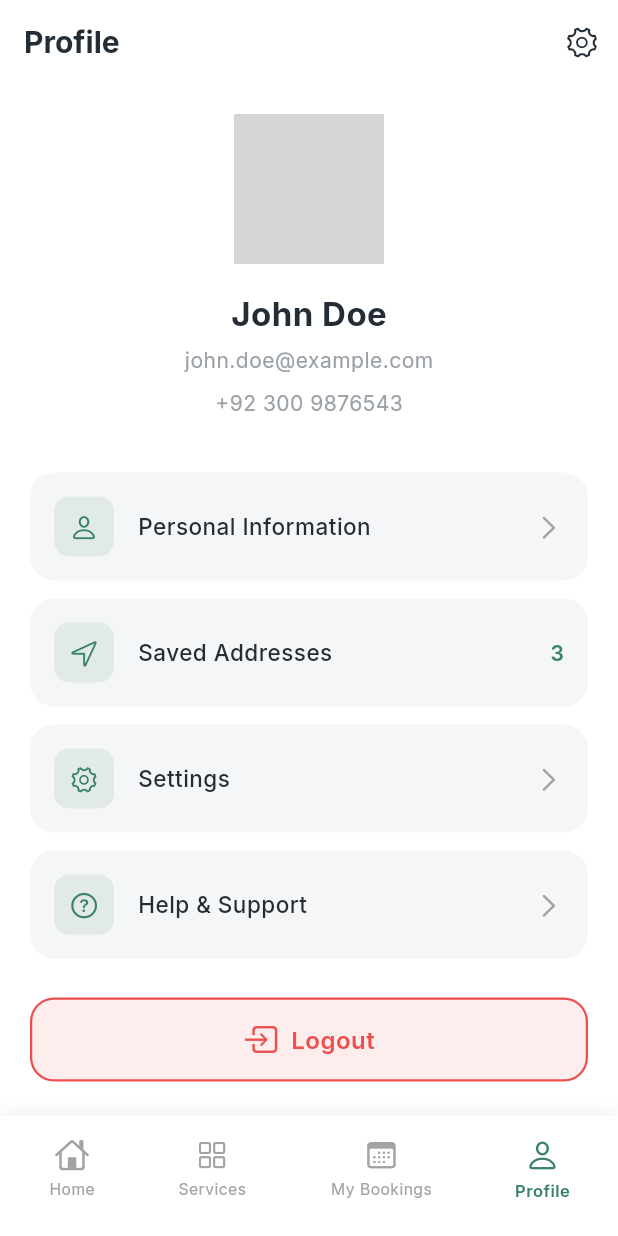
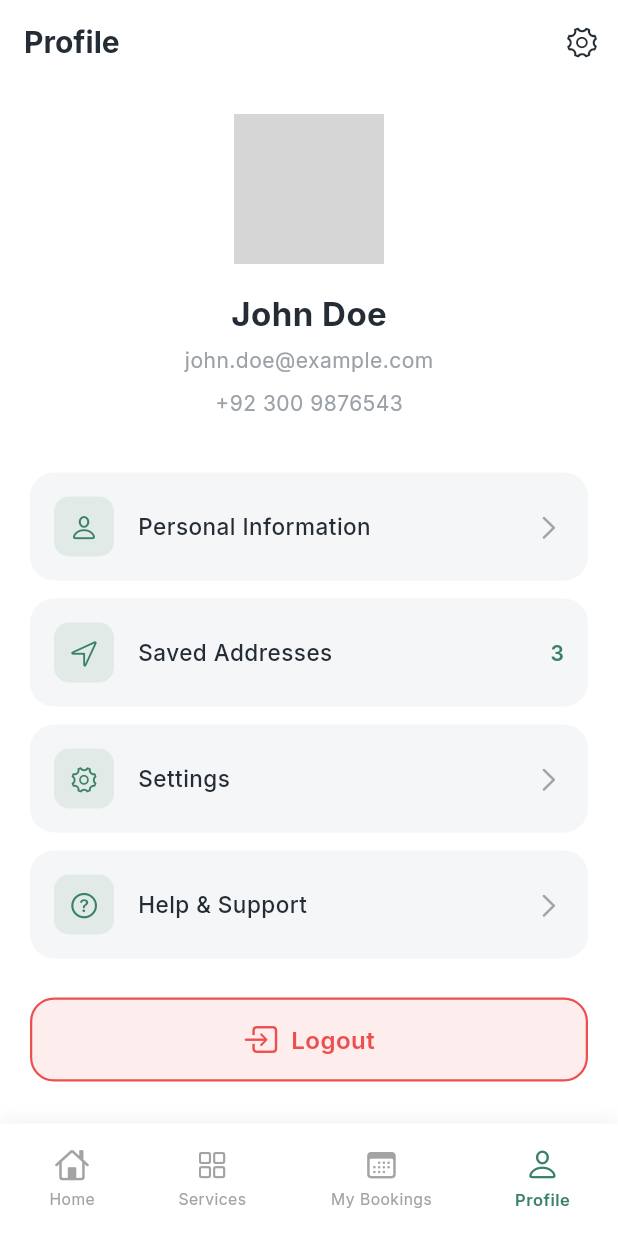
Before and after one commit to FahadQasim283/repairkaro, a Flutter app: the screen it shows after launch, item 4 of the bottom bar chosen, on a phone screen of 412 x 824 dp. Run offline on Flutter 3.47's test engine with Material 3 defaults, Android fonts, the phone set to English and light mode, and no system bars; our stand-ins replace carousel_slider, go_router, google_fonts; network calls fail; grey boxes are pictures that could not be loaded.

Commit message:
fix: Adjust bottom navigation bar height and padding for improved layout

```diff
--- a/lib/app.dart
+++ b/lib/app.dart
@@ -8,6 +8,7 @@ class Densat extends StatelessWidget {
   @override
   Widget build(BuildContext context) {
     return MaterialApp.router(
+      debugShowCheckedModeBanner: false,
       title: 'Densat',
       theme: AppTheme.lightTheme,
       routerConfig: RouteGenerator.router,
--- a/lib/presentation/main_tab/main_tab_screen.dart
+++ b/lib/presentation/main_tab/main_tab_screen.dart
@@ -30,7 +30,7 @@ class _MainTabScreenState extends State<MainTabScreen> {
     return Scaffold(
       body: IndexedStack(index: _currentIndex, children: _screens),
       bottomNavigationBar: Container(
-        height: 80,
+        height: 75,
         decoration: BoxDecoration(
           color: Colors.white,
           boxShadow: [
@@ -42,7 +42,7 @@ class _MainTabScreenState extends State<MainTabScreen> {
           ],
         ),
         child: Padding(
-          padding: const EdgeInsets.only(bottom: 20, left: 20, right: 20, top: 8),
+          padding: const EdgeInsets.symmetric(horizontal: 20, vertical: 8),
           child: Row(
             mainAxisAlignment: MainAxisAlignment.spaceBetween,
             children: [
@@ -66,7 +66,7 @@ class _MainTabScreenState extends State<MainTabScreen> {
         scale: isSelected ? 1.0 : 0.95,
         duration: const Duration(milliseconds: 200),
         child: Container(
-          padding: const EdgeInsets.symmetric(horizontal: 12, vertical: 6),
+          padding: const EdgeInsets.symmetric(horizontal: 12, vertical: 4),
           child: Column(
             mainAxisSize: MainAxisSize.min,
             children: [
```
